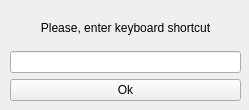
The window that src/libs/qhotkeyedit/qkeyedit.ui (antvconst/Clipper) describes before a commit, drawn with Qt 5.
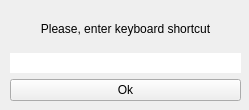
The same window after the commit. Icons and pictures are not drawn.

What changed in the file:
```diff
--- a/src/libs/qhotkeyedit/qkeyedit.ui
+++ b/src/libs/qhotkeyedit/qkeyedit.ui
@@ -45,6 +45,9 @@
     </item>
     <item>
      <widget class="QLineEdit" name="lineEdit">
+      <property name="frame">
+       <bool>false</bool>
+      </property>
       <property name="alignment">
        <set>Qt::AlignCenter</set>
       </property>
```
Left out of the diff: 6 changed lines with no effect on the pictures.
